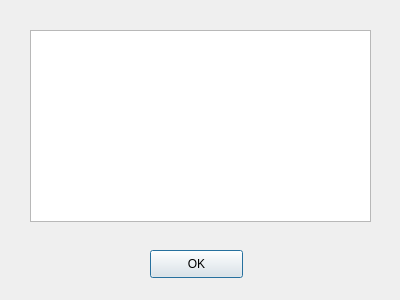
This is src/result_dialog.ui in Romain96/M2S3_QualiteERP as Qt 5 draws it before an edit. The edited form follows.
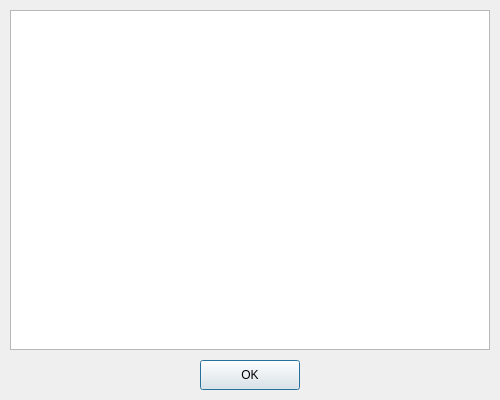
This is the edited form.

Commit message: improving result window

```diff
--- a/src/result_dialog.ui
+++ b/src/result_dialog.ui
@@ -6,20 +6,38 @@
    <rect>
     <x>0</x>
     <y>0</y>
-    <width>400</width>
-    <height>300</height>
+    <width>500</width>
+    <height>400</height>
    </rect>
   </property>
+  <property name="sizePolicy">
+   <sizepolicy hsizetype="Fixed" vsizetype="Fixed">
+    <horstretch>0</horstretch>
+    <verstretch>0</verstretch>
+   </sizepolicy>
+  </property>
+  <property name="minimumSize">
+   <size>
+    <width>500</width>
+    <height>400</height>
+   </size>
+  </property>
+  <property name="maximumSize">
+   <size>
+    <width>500</width>
+    <height>400</height>
+   </size>
+  </property>
   <property name="windowTitle">
    <string>Dialog</string>
   </property>
   <widget class="QPushButton" name="ok">
    <property name="geometry">
     <rect>
-     <x>150</x>
-     <y>250</y>
-     <width>93</width>
-     <height>28</height>
+     <x>200</x>
+     <y>360</y>
+     <width>100</width>
+     <height>30</height>
     </rect>
    </property>
    <property name="text">
@@ -29,10 +47,10 @@
   <widget class="QTextBrowser" name="display_result_browser">
    <property name="geometry">
     <rect>
-     <x>30</x>
-     <y>30</y>
-     <width>341</width>
-     <height>192</height>
+     <x>10</x>
+     <y>10</y>
+     <width>480</width>
+     <height>340</height>
     </rect>
    </property>
   </widget>
```
The commit also changes 1 other file.
